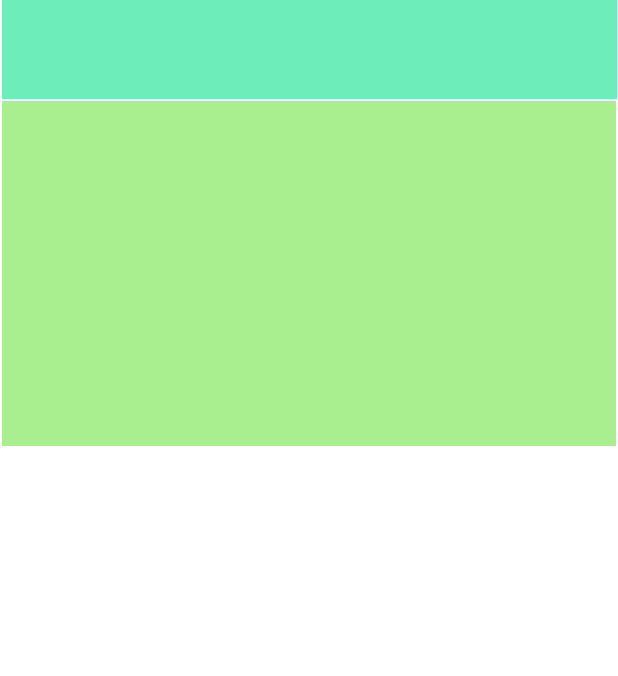
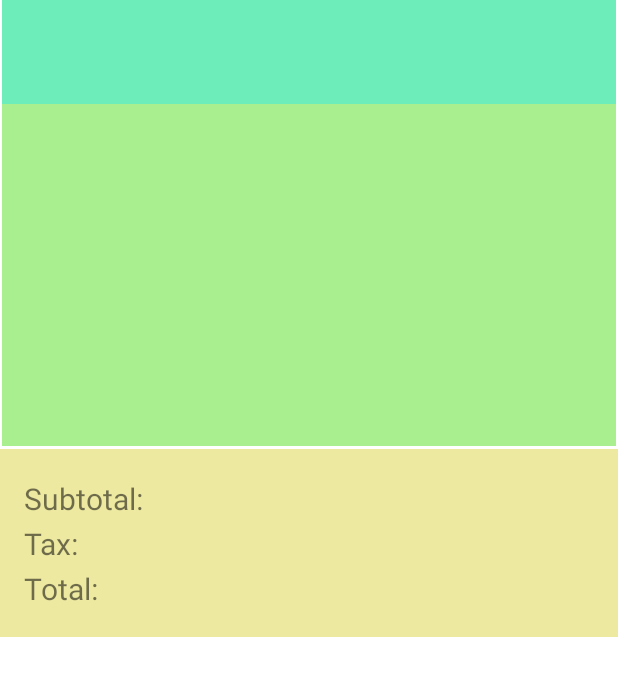
Before and after one commit to JasonGuo00/CS213_PA5, an Android app: the layout fragment_order.xml on its own in the app's theme, with its tools: preview values and no code run, on a phone screen of 412 x 824 dp. Shown: the top 676 px of the screen. Run offline under Robolectric (Android 15) with nearby library versions, the phone set to English and light mode, and no system bars.

Commit message:
Order Fragment Costs Added
Yoolllller!

```diff
--- a/app/src/main/java/com/example/rucafe/OrderFragment.java
+++ b/app/src/main/java/com/example/rucafe/OrderFragment.java
@@ -39,7 +39,7 @@ public class OrderFragment extends Fragment {
     private String mParam2;
     private ArrayList<MenuItem> olist;
     private ListView order_listview;
-    private TextView order_header;
+    private TextView order_header, subtotal, tax, total;
 
     public OrderFragment() {
         // Required empty public constructor
@@ -77,11 +77,16 @@ public class OrderFragment extends Fragment {
                              Bundle savedInstanceState) {
         // Inflate the layout for this fragment
         View view = inflater.inflate(R.layout.fragment_order, container, false);
-        // Header
+        // Header and other text fields
         order_header = view.findViewById(R.id.order_header);
         order_header.setText("Order #" + Order.getPosition());
+        subtotal = view.findViewById(R.id.subtotal);
+        tax = view.findViewById(R.id.tax);
+        total = view.findViewById(R.id.total);
         // Create a listview, populate with Order.getGlobal() list
         ArrayAdapter<MenuItem> adapter = createListView(view);
+        // Set the price text fields
+        updatePrice();
 
         return view;
     }
@@ -100,6 +105,15 @@ public class OrderFragment extends Fragment {
         return list_adapter;
     }
 
+    private void updatePrice() {
+        String new_text1 = String.format("$%,.2f",Order.staticSubtotal());
+        String new_text2 = String.format("$%,.2f",Order.staticTax());
+        String new_text3 = String.format("$%,.2f",Order.staticTotalPrice());
+        subtotal.setText(new_text1);
+        tax.setText(new_text2);
+        total.setText(new_text3);
+    }
+
     void remove_item(ArrayAdapter<MenuItem> adapter, int position) {
         MenuItem removing = olist.get(position);
         AlertDialog.Builder alert = new AlertDialog.Builder(getContext());
@@ -110,7 +124,7 @@ public class OrderFragment extends Fragment {
                 Order.removeItem(removing);
                 olist.remove(removing);
                 adapter.notifyDataSetChanged();
-//                updatePrice();
+                updatePrice();
                 Toast.makeText(getContext(), removing.toString() + " removed!", Toast.LENGTH_SHORT).show();
             }
             //handle the "NO" click
--- a/app/src/main/res/layout/fragment_order.xml
+++ b/app/src/main/res/layout/fragment_order.xml
@@ -9,12 +9,18 @@
 
     <androidx.constraintlayout.widget.ConstraintLayout
         android:layout_width="match_parent"
-        android:layout_height="297dp">
+        android:layout_height="match_parent">
+
+        <androidx.constraintlayout.widget.ConstraintLayout
+            android:id="@+id/constraintLayout4"
+            android:layout_width="match_parent"
+            android:layout_height="297dp"
+            app:layout_constraintTop_toTopOf="parent">
 
             <TextView
                 android:id="@+id/order_header"
-            android:layout_width="410dp"
-            android:layout_height="66dp"
+                android:layout_width="409dp"
+                android:layout_height="70dp"
                 android:background="#6DEDBA"
                 android:textAlignment="center"
                 android:textSize="34sp"
@@ -33,4 +39,82 @@
                 app:layout_constraintStart_toStartOf="parent"
                 app:layout_constraintTop_toBottomOf="@+id/order_header" />
         </androidx.constraintlayout.widget.ConstraintLayout>
+
+        <androidx.constraintlayout.widget.ConstraintLayout
+            android:layout_width="412dp"
+            android:layout_height="125dp"
+            android:layout_marginTop="2dp"
+            android:background="#EDE9A1"
+            app:layout_constraintEnd_toEndOf="parent"
+            app:layout_constraintTop_toBottomOf="@+id/constraintLayout4">
+
+            <TextView
+                android:id="@+id/textView13"
+                android:layout_width="150dp"
+                android:layout_height="30dp"
+                android:layout_marginStart="16dp"
+                android:layout_marginBottom="16dp"
+                android:text="@string/total"
+                android:textSize="20sp"
+                app:layout_constraintBottom_toBottomOf="parent"
+                app:layout_constraintStart_toStartOf="parent" />
+
+            <TextView
+                android:id="@+id/textView11"
+                android:layout_width="150dp"
+                android:layout_height="30dp"
+                android:layout_marginStart="16dp"
+                android:text="@string/tax"
+                android:textSize="20sp"
+                app:layout_constraintBottom_toTopOf="@+id/textView13"
+                app:layout_constraintStart_toStartOf="parent" />
+
+            <TextView
+                android:id="@+id/textView9"
+                android:layout_width="150dp"
+                android:layout_height="30dp"
+                android:layout_marginStart="16dp"
+                android:text="@string/subtotal"
+                android:textSize="20sp"
+                app:layout_constraintBottom_toTopOf="@+id/textView11"
+                app:layout_constraintStart_toStartOf="parent"
+                app:layout_constraintTop_toTopOf="parent"
+                app:layout_constraintVertical_bias="1.0" />
+
+            <TextView
+                android:id="@+id/total"
+                android:layout_width="150dp"
+                android:layout_height="30dp"
+                android:layout_marginEnd="16dp"
+                android:layout_marginBottom="16dp"
+                android:textAlignment="viewEnd"
+                android:textSize="20sp"
+                app:layout_constraintBottom_toBottomOf="parent"
+                app:layout_constraintEnd_toEndOf="parent" />
+
+            <TextView
+                android:id="@+id/subtotal"
+                android:layout_width="150dp"
+                android:layout_height="30dp"
+                android:layout_marginEnd="16dp"
+                android:textAlignment="viewEnd"
+                android:textSize="20sp"
+                app:layout_constraintBottom_toTopOf="@+id/tax"
+                app:layout_constraintEnd_toEndOf="parent"
+                app:layout_constraintTop_toTopOf="parent"
+                app:layout_constraintVertical_bias="1.0" />
+
+            <TextView
+                android:id="@+id/tax"
+                android:layout_width="150dp"
+                android:layout_height="30dp"
+                android:layout_marginEnd="16dp"
+                android:textAlignment="viewEnd"
+                android:textSize="20sp"
+                app:layout_constraintBottom_toTopOf="@+id/total"
+                app:layout_constraintEnd_toEndOf="parent" />
+
+        </androidx.constraintlayout.widget.ConstraintLayout>
+    </androidx.constraintlayout.widget.ConstraintLayout>
+
 </FrameLayout>
--- a/app/src/main/res/values/strings.xml
+++ b/app/src/main/res/values/strings.xml
@@ -25,4 +25,7 @@
     <string name="add_donut">Add Donut</string>
     <string name="home_header">RU Cafe</string>
     <string name="add_order">Add to Order</string>
+    <string name="subtotal">Subtotal:</string>
+    <string name="tax">Tax:</string>
+    <string name="total">Total:</string>
 </resources>
```
Lines whose indentation alone changed are shown as unchanged.
